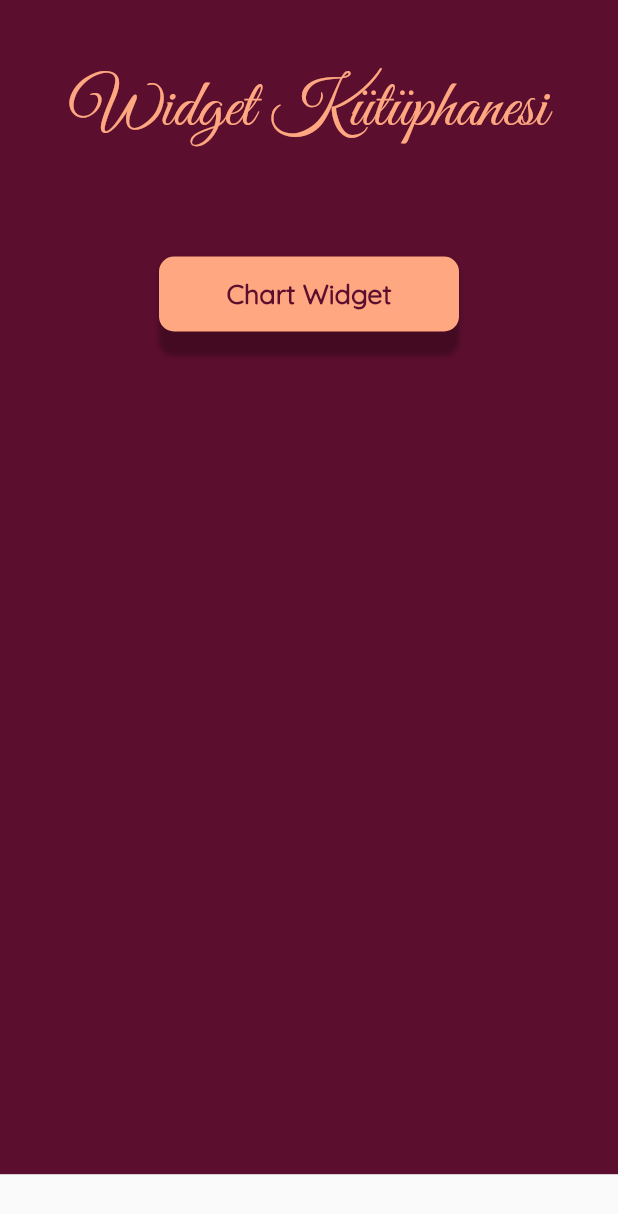
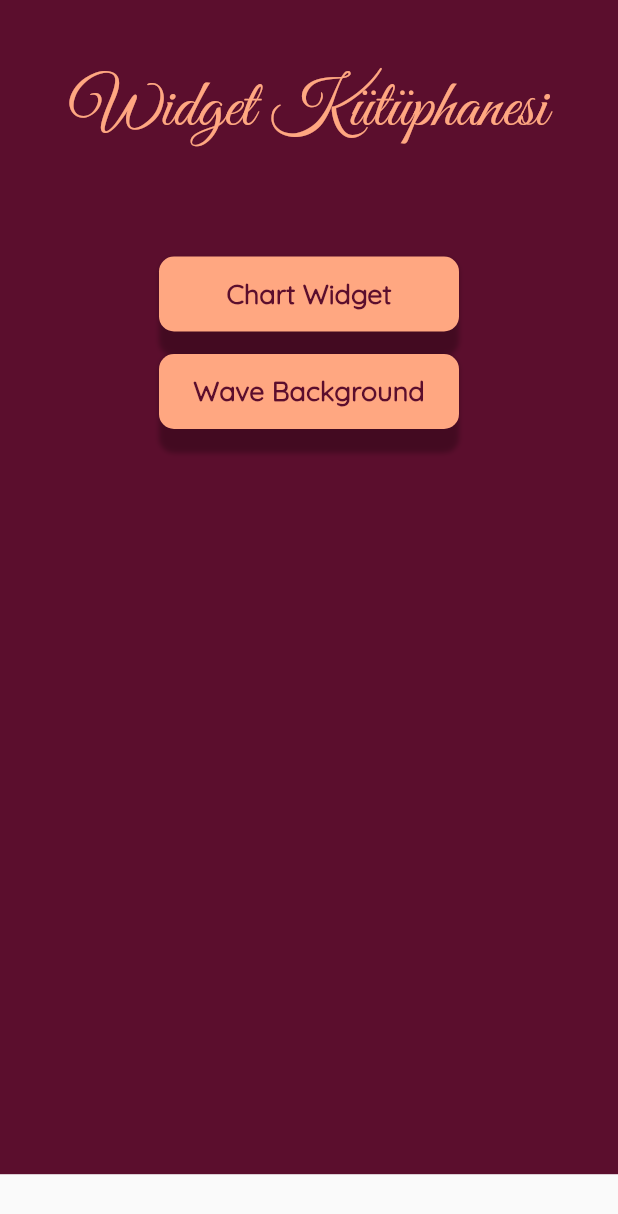
Before and after one commit to metekaya/widget-library, a Flutter app: the screen it shows after launch, on a phone screen of 412 x 824 dp. Shown: the top 1214 px of the screen. Run offline on Flutter 3.47's test engine with Material 2 defaults, Android fonts, the phone set to English and light mode, and no system bars; our stand-ins replace syncfusion_flutter_charts, wave.

Commit message:
wave background widget added

```diff
--- a/lib/home_page.dart
+++ b/lib/home_page.dart
@@ -1,6 +1,7 @@
 import 'package:flutter/material.dart';
 import 'package:widget_testing/consts/custom_colors.dart';
 import 'package:widget_testing/widgets/chart.dart';
+import 'package:widget_testing/widgets/wave_background.dart';
 
 class HomePage extends StatelessWidget {
   @override
@@ -31,6 +32,12 @@ class HomePage extends StatelessWidget {
                   'Chart Widget',
                   () {
                     navigateTo(context, ChartPage.routeName);
+                  },
+                ),
+                HomePageButton(
+                  'Wave Background',
+                  () {
+                    navigateTo(context, WaveBackground.routeName);
                   },
                 ),
               ],
--- a/lib/main.dart
+++ b/lib/main.dart
@@ -1,6 +1,7 @@
 import 'package:flutter/material.dart';
 import 'package:widget_testing/widgets/chart.dart';
 import 'package:widget_testing/home_page.dart';
+import 'package:widget_testing/widgets/wave_background.dart';
 
 void main() {
   runApp(MyApp());
@@ -20,6 +21,7 @@ class MyApp extends StatelessWidget {
         theme: ThemeData(fontFamily: 'Quicksand'),
         routes: {
           ChartPage.routeName: (ctx) => ChartPage(),
+          WaveBackground.routeName: (ctx) => WaveBackground(),
         });
   }
 }
--- a/lib/widgets/wave_background.dart
+++ b/lib/widgets/wave_background.dart
@@ -3,6 +3,8 @@ import 'package:wave/config.dart';
 import 'package:wave/wave.dart';
 
 class WaveBackground extends StatelessWidget {
+  static const routeName = '/WaveBackground';
+
   const WaveBackground({Key? key}) : super(key: key);
 
   @override
```
